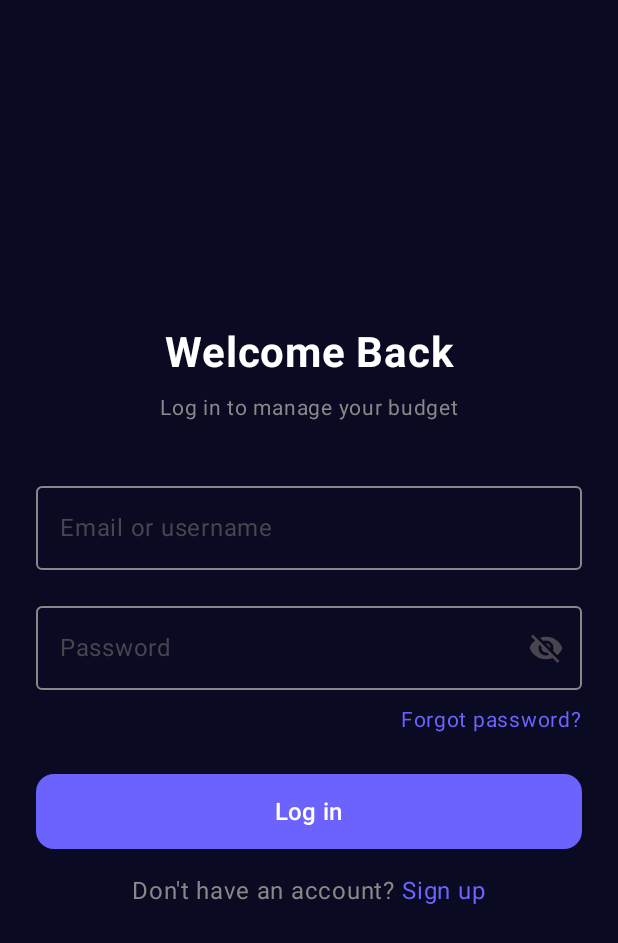
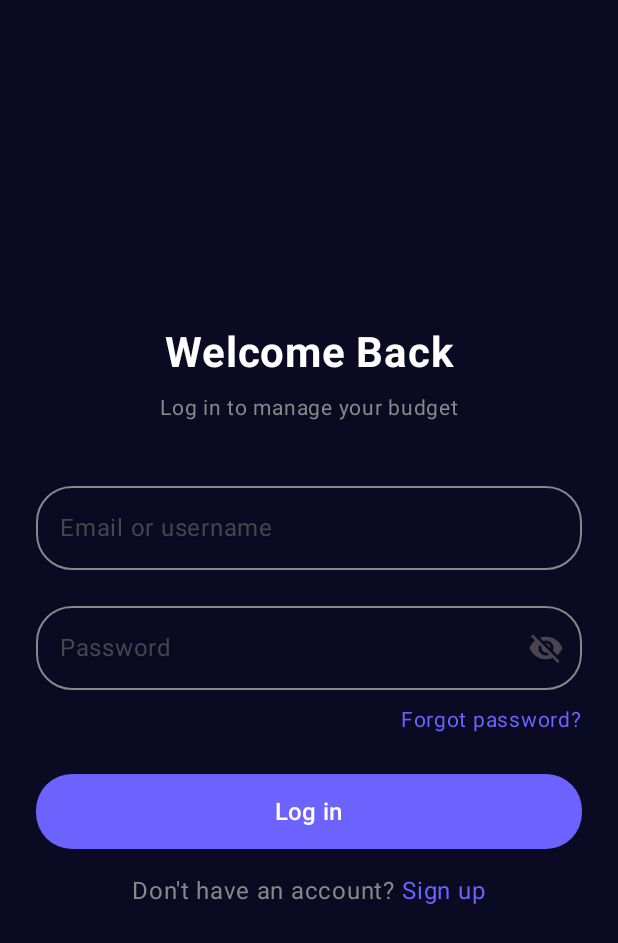
Before and after one commit to UBB-GitPushForce/GitPushForce, an Android app built with Jetpack Compose: the screen it shows after launch (LoginActivity), on a phone screen of 412 x 824 dp. Shown: the top 943 px of the screen. Run offline under Robolectric (Android 15) with nearby library versions, the phone set to English and light mode, and no system bars.

Commit message:
connected API to login/register

```diff
--- a/Mobile/androidApp/src/main/AndroidManifest.xml
+++ b/Mobile/androidApp/src/main/AndroidManifest.xml
@@ -1,10 +1,13 @@
 <?xml version="1.0" encoding="utf-8"?>
 <manifest xmlns:android="http://schemas.android.com/apk/res/android">
+
+    <uses-permission android:name="android.permission.INTERNET" />
 
     <application
         android:allowBackup="false"
         android:supportsRtl="true"
-        android:theme="@style/AppTheme">
+        android:theme="@style/AppTheme"
+        android:usesCleartextTraffic="true">
         <activity
             android:name=".LoginActivity"
             android:exported="true">
--- a/Mobile/androidApp/src/main/java/com/example/budgeting/android/LoginActivity.kt
+++ b/Mobile/androidApp/src/main/java/com/example/budgeting/android/LoginActivity.kt
@@ -15,11 +15,8 @@ class LoginActivity : ComponentActivity() {
         setContent {
             MaterialTheme {
                 LoginScreen(
-                    onLoginClick = { username, password ->
-                        // TODO - check if the username and password are correct before login
-
+                    onLoginSuccess = {
                         val intent = Intent(this@LoginActivity, MainActivity::class.java)
-                        intent.putExtra("USERNAME", username)
                         startActivity(intent)
                         // finish the activity so the user can't go back to the login screen
                         finish()
--- a/Mobile/androidApp/src/main/java/com/example/budgeting/android/MainActivity.kt
+++ b/Mobile/androidApp/src/main/java/com/example/budgeting/android/MainActivity.kt
@@ -11,11 +11,8 @@ class MainActivity : ComponentActivity() {
         super.onCreate(savedInstanceState)
         setContentView(R.layout.main_layout)
 
-        // get the username from the intent
-        val username = intent.getStringExtra("USERNAME")
-
         val textView = findViewById<TextView>(R.id.textView)
-        textView.text = "Hello ${username}!"
+        textView.text = "Hello logged user!"
     }
 
 }
--- a/Mobile/androidApp/src/main/java/com/example/budgeting/android/SignUpActivity.kt
+++ b/Mobile/androidApp/src/main/java/com/example/budgeting/android/SignUpActivity.kt
@@ -15,8 +15,7 @@ class SignUpActivity : ComponentActivity() {
         setContent {
             MaterialTheme {
                 SignUpScreen(
-                    onSignUpClick = { _, _, _, _, _ ->
-                        // TODO sign up logic
+                    onSignUpSuccess = {
                         val intent = Intent(this@SignUpActivity, LoginActivity::class.java)
                         startActivity(intent)
                         finish()
--- /dev/null
+++ b/Mobile/androidApp/src/main/java/com/example/budgeting/android/data/network/AuthApiService.kt
@@ -0,0 +1,14 @@
+package com.example.budgeting.android.data.network
+
+import retrofit2.Response
+import retrofit2.http.Body
+import retrofit2.http.POST
+
+interface AuthApiService {
+    @POST("/users/auth/login")
+    suspend fun login(@Body request: LoginRequest): Response<LoginResponse>
+
+    @POST("/users/auth/register")
+    suspend fun register(@Body request: RegisterRequest): Response<RegisterResponse>
+
+}
--- /dev/null
+++ b/Mobile/androidApp/src/main/java/com/example/budgeting/android/data/network/LoginRequest.kt
@@ -0,0 +1,6 @@
+package com.example.budgeting.android.data.network
+
+data class LoginRequest(
+    val email: String,
+    val password: String
+)
--- /dev/null
+++ b/Mobile/androidApp/src/main/java/com/example/budgeting/android/data/network/LoginResponse.kt
@@ -0,0 +1,6 @@
+package com.example.budgeting.android.data.network
+
+data class LoginResponse(
+    val message: String,
+    val user: UserData
+)
--- /dev/null
+++ b/Mobile/androidApp/src/main/java/com/example/budgeting/android/data/network/RetrofitClient.kt
@@ -0,0 +1,30 @@
+package com.example.budgeting.android.data.network
+
+import com.squareup.moshi.Moshi
+import com.squareup.moshi.kotlin.reflect.KotlinJsonAdapterFactory
+import retrofit2.Retrofit
+import retrofit2.converter.moshi.MoshiConverterFactory
+
+object RetrofitClient {
+
+    // VERY IMPORTANT:
+    // To connect to your computer's localhost from the Android emulator, use 10.0.2.2
+
+    // For physical device, use IP of computer (phone and computer must be on same network)
+    private const val BASE_URL = "http://192.168.1.4:8000/"
+
+    // Moshi is a modern JSON library for parsing JSON into Kotlin objects.
+    private val moshi = Moshi.Builder()
+        .add(KotlinJsonAdapterFactory())
+        .build()
+
+    // A lazy delegate means the Retrofit instance is created only once, the first time it's needed.
+    val instance: AuthApiService by lazy {
+        val retrofit = Retrofit.Builder()
+            .baseUrl(BASE_URL)
+            .addConverterFactory(MoshiConverterFactory.create(moshi))
+            .build()
+
+        retrofit.create(AuthApiService::class.java)
+    }
+}
--- a/Mobile/androidApp/src/main/java/com/example/budgeting/android/ui/screens/LoginScreen.kt
+++ b/Mobile/androidApp/src/main/java/com/example/budgeting/android/ui/screens/LoginScreen.kt
@@ -17,16 +17,28 @@ import androidx.compose.material.icons.Icons
 import androidx.compose.material.icons.filled.Visibility
 import androidx.compose.material.icons.filled.VisibilityOff
 import androidx.compose.ui.text.input.VisualTransformation
-
+import androidx.lifecycle.viewmodel.compose.viewModel
+import com.example.budgeting.android.ui.viewmodels.LoginViewModel
 
 @Composable
 fun LoginScreen(
-    onLoginClick: (String, String) -> Unit,
-    onSignUpClick: () -> Unit
+    onLoginSuccess: () -> Unit,
+    onSignUpClick: () -> Unit,
+    loginViewModel: LoginViewModel = viewModel()
 ) {
+    val uiState by loginViewModel.uiState.collectAsState()
+
     val email = remember { mutableStateOf("") }
     val password = remember { mutableStateOf("") }
     var passwordVisible by remember { mutableStateOf(false) }
+
+    // This is a side-effect. When loginSuccess becomes true, this block runs.
+    LaunchedEffect(uiState.loginSuccess) {
+        if (uiState.loginSuccess) {
+            onLoginSuccess() // Navigate away
+            loginViewModel.onLoginHandled() // Reset the state
+        }
+    }
 
     Box(
         modifier = Modifier
@@ -35,6 +47,9 @@ fun LoginScreen(
             .padding(24.dp),
         contentAlignment = Alignment.Center
     ) {
+        if (uiState.isLoading) {
+            CircularProgressIndicator(color = Color(0xFF6C63FF))
+        } else {
             Column(
                 horizontalAlignment = Alignment.CenterHorizontally,
                 verticalArrangement = Arrangement.Center,
@@ -63,7 +78,7 @@ fun LoginScreen(
                     label = { Text("Email or username") },
                     singleLine = true,
                     modifier = Modifier.fillMaxWidth(),
-
+                    shape = RoundedCornerShape(24.dp),
                     colors = OutlinedTextFieldDefaults.colors(
                         focusedBorderColor = Color(0xFF6C63FF),
                         unfocusedBorderColor = Color.Gray,
@@ -80,6 +95,7 @@ fun LoginScreen(
                     value = password.value,
                     onValueChange = { password.value = it },
                     label = { Text("Password") },
+                    shape = RoundedCornerShape(24.dp),
                     singleLine = true,
                     visualTransformation = if (passwordVisible) VisualTransformation.None else PasswordVisualTransformation(),
                     // i added the toggle button for the password
@@ -90,8 +106,8 @@ fun LoginScreen(
 
                         val description = if (passwordVisible) "Hide password" else "Show password"
 
-                    IconButton(onClick = {passwordVisible = !passwordVisible}){
-                        Icon(imageVector  = image, description)
+                        IconButton(onClick = { passwordVisible = !passwordVisible }) {
+                            Icon(imageVector = image, description)
                         }
                     },
                     modifier = Modifier.fillMaxWidth(),
@@ -115,15 +131,24 @@ fun LoginScreen(
                         .clickable { /* TODO: navigate */ }
                 )
 
+                uiState.error?.let {
+                    Spacer(modifier = Modifier.height(8.dp))
+                    Text(
+                        text = it,
+                        color = MaterialTheme.colorScheme.error,
+                        fontSize = 14.sp
+                    )
+                }
+
                 Spacer(modifier = Modifier.height(24.dp))
 
                 Button(
-                onClick = { onLoginClick(email.value, password.value) },
+                    onClick = { loginViewModel.login(email.value, password.value) },
                     modifier = Modifier
                         .fillMaxWidth()
                         .height(50.dp),
                     colors = ButtonDefaults.buttonColors(containerColor = Color(0xFF6C63FF)),
-                shape = RoundedCornerShape(12.dp)
+                    shape = RoundedCornerShape(24.dp)
                 ) {
                     Text("Log in", color = Color.White, fontSize = 16.sp)
                 }
@@ -142,3 +167,4 @@ fun LoginScreen(
             }
         }
     }
+}
--- /dev/null
+++ b/Mobile/androidApp/src/main/java/com/example/budgeting/android/ui/viewmodels/LoginViewModel.kt
@@ -0,0 +1,64 @@
+package com.example.budgeting.android.ui.viewmodels
+
+import androidx.lifecycle.ViewModel
+import androidx.lifecycle.viewModelScope
+import com.example.budgeting.android.data.network.RetrofitClient
+import com.example.budgeting.android.data.repository.AuthRepository
+import kotlinx.coroutines.flow.MutableStateFlow
+import kotlinx.coroutines.flow.StateFlow
+import kotlinx.coroutines.flow.asStateFlow
+import kotlinx.coroutines.flow.update
+import kotlinx.coroutines.launch
+
+// This data class represents all the possible states of our Login Screen
+data class LoginUiState(
+    val isLoading: Boolean = false,
+    val loginSuccess: Boolean = false,
+    val error: String? = null
+)
+
+class LoginViewModel : ViewModel() {
+
+    // In a real app, this would be injected using Hilt or Koin.
+    // For now, we'll create it directly.
+    private val authRepository = AuthRepository(RetrofitClient.instance)
+
+    // Private mutable state flow that can be updated only within the ViewModel
+    private val _uiState = MutableStateFlow(LoginUiState())
+    // Public, read-only state flow that the UI can observe
+    val uiState: StateFlow<LoginUiState> = _uiState.asStateFlow()
+
+    fun login(email: String, password: String) {
+        // Use viewModelScope to launch a coroutine that is automatically
+        // cancelled if the ViewModel is cleared.
+        viewModelScope.launch {
+            // Step 1: Set state to loading
+            _uiState.update { it.copy(isLoading = true, error = null) }
+            try {
+                // Step 2: Make the repository call
+                val response = authRepository.login(email, password)
+
+                if (response.isSuccessful && response.body() != null) {
+                    // Step 3a: On success, update state
+                    val user = response.body()!!.user
+                    _uiState.update { it.copy(isLoading = false, loginSuccess = true) }
+                    // You would save the token here in a real app
+                    println("SUCCESS: Logged in as ${user.firstName} ${user.lastName} (ID: ${user.id})")
+                } else {
+                    // Step 3b: On server error (e.g. wrong password), update state with error
+                    val errorMessage = "Login failed: ${response.code()} - ${response.message()}"
+                    _uiState.update { it.copy(isLoading = false, error = errorMessage) }
+                }
+            } catch (e: Exception) {
+                // Step 3c: On network/other error, update state with error
+                val errorMessage = "An error occurred: ${e.message}"
+                _uiState.update { it.copy(isLoading = false, error = errorMessage) }
+            }
+        }
+    }
+
+    // Called by the UI after it has handled the loginSuccess event (e.g., after navigation)
+    fun onLoginHandled() {
+        _uiState.update { it.copy(loginSuccess = false, error = null) }
+    }
+}
--- a/Mobile/gradle/libs.versions.toml
+++ b/Mobile/gradle/libs.versions.toml
@@ -1,6 +1,6 @@
 [versions]
 activityCompose = "1.9.3"
-agp = "8.7.3"
+agp = "8.13.0"
 composeBom = "2025.10.00"
 kotlin = "2.0.0"
 compose = "1.5.4"
```
Also changed, not shown: Mobile/androidApp/build.gradle.kts (+12 -0 lines), Mobile/androidApp/src/main/java/com/example/budgeting/android/data/network/RegisterRequest.kt (added, +11 -0 lines), Mobile/androidApp/src/main/java/com/example/budgeting/android/data/network/RegisterResponse.kt (added, +9 -0 lines), Mobile/androidApp/src/main/java/com/example/budgeting/android/data/network/UserData.kt (added, +20 -0 lines), Mobile/androidApp/src/main/java/com/example/budgeting/android/data/repository/AuthRepository.kt (added, +15 -0 lines), Mobile/androidApp/src/main/java/com/example/budgeting/android/ui/screens/SignUpScreen.kt (+37 -7 lines), Mobile/androidApp/src/main/java/com/example/budgeting/android/ui/viewmodels/SignUpViewModel.kt (added, +59 -0 lines), Mobile/gradle/wrapper/gradle-wrapper.properties. Lines whose indentation alone changed are shown as unchanged.
